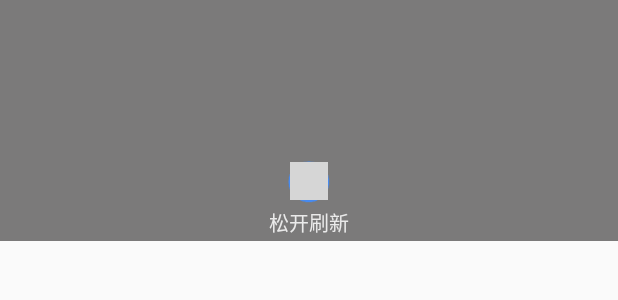
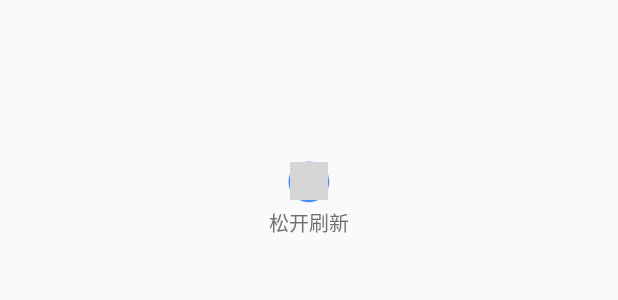
Before and after one commit to powyin/android_swipe_refresh_layout, an Android app: the layout powyin_scroll_style_normal_head_swipe.xml on its own in the app's theme, with its tools: preview values and no code run, on a phone screen of 412 x 824 dp. Shown: the top 300 px of the screen. Run offline under Robolectric (Android 15) with nearby library versions, the phone set to English and light mode, and no system bars; grey boxes are pictures that could not be loaded.

Commit message:
fixed grandle

```diff
--- a/scroll/build.gradle
+++ b/scroll/build.gradle
@@ -2,7 +2,7 @@ apply plugin: 'com.android.library'
 apply plugin: 'com.github.dcendents.android-maven'
 apply plugin: 'com.jfrog.bintray'
 
-version = "1.7.2"
+version = "1.7.3"
 
 android {
 
@@ -14,8 +14,8 @@ android {
     defaultConfig {
         minSdkVersion 15
         targetSdkVersion 24
-        versionCode 172
-        versionName "172"
+        versionCode 173
+        versionName "173"
     }
     buildTypes {
         release {
--- a/scroll/src/main/res/layout/powyin_scroll_style_normal_head_swipe.xml
+++ b/scroll/src/main/res/layout/powyin_scroll_style_normal_head_swipe.xml
@@ -1,9 +1,7 @@
 <?xml version="1.0" encoding="utf-8"?>
 <LinearLayout xmlns:android="http://schemas.android.com/apk/res/android"
     android:orientation="vertical" android:layout_width="match_parent"
-    android:layout_height="wrap_content"
-    android:background="#7b7a7a"
-    >
+    android:layout_height="wrap_content">
     <View
         android:id="@+id/powyin_swipe_over_head"
         android:layout_width="match_parent"
@@ -58,7 +56,7 @@
         android:id="@+id/powyin_swipe_text_info"
         android:layout_width="match_parent"
         android:layout_height="wrap_content"
-        android:textColor="#eaeaea"
+        android:textColor="#707070"
         android:paddingTop="2dp"
         android:paddingBottom="2dp"
         android:text="松开刷新"
```
